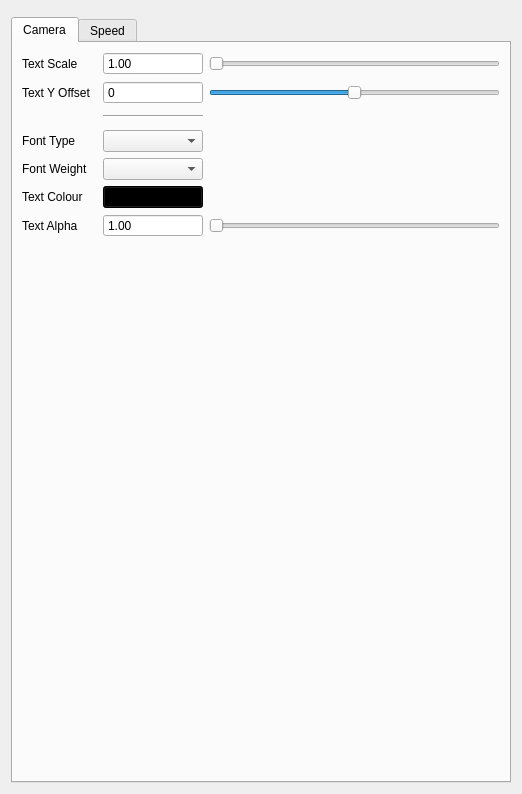
The window that maya/python/ccmaya/panels/cc_hud_panel.ui (mrmcdog23/controlChaos) describes before a commit, drawn with Qt 5.
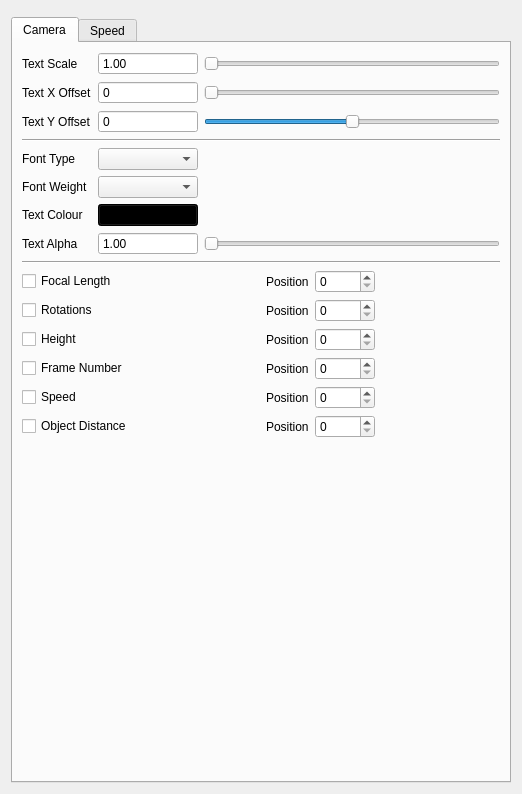
The same window after the commit.

Commit message: work on the controls for the hud

What changed in the file:
```diff
--- a/maya/python/ccmaya/panels/cc_hud_panel.ui
+++ b/maya/python/ccmaya/panels/cc_hud_panel.ui
@@ -29,128 +29,24 @@
       <attribute name="title">
        <string>Camera</string>
       </attribute>
-      <layout class="QVBoxLayout" name="verticalLayout_2">
-       <item>
-        <layout class="QGridLayout" name="gridLayout_7">
-         <item row="1" column="0">
-          <widget class="QLabel" name="lbl_cam_y_offset">
-           <property name="text">
-            <string>Text Y Offset</string>
-           </property>
-          </widget>
-         </item>
-         <item row="1" column="3">
-          <widget class="QSlider" name="sld_cam_y_offset">
-           <property name="minimum">
-            <number>-50</number>
-           </property>
-           <property name="maximum">
-            <number>50</number>
-           </property>
-           <property name="orientation">
-            <enum>Qt::Horizontal</enum>
-           </property>
-          </widget>
-         </item>
-         <item row="4" column="0">
-          <widget class="QLabel" name="lbl_cam_font_weight">
-           <property name="text">
-            <string>Font Weight</string>
-           </property>
-          </widget>
-         </item>
-         <item row="0" column="0" colspan="2">
+      <layout class="QGridLayout" name="gridLayout_8">
+       <item row="1" column="0">
+        <widget class="Line" name="line_2">
+         <property name="orientation">
+          <enum>Qt::Horizontal</enum>
+         </property>
+        </widget>
+       </item>
+       <item row="0" column="0">
+        <layout class="QGridLayout" name="gridLayout_2">
+         <item row="0" column="0">
           <widget class="QLabel" name="lbl_cam_text_scale">
            <property name="text">
             <string>Text Scale</string>
            </property>
           </widget>
          </item>
-         <item row="3" column="0">
-          <widget class="QLabel" name="lbl_cam_font_type">
-           <property name="text">
-            <string>Font Type</string>
-           </property>
-          </widget>
-         </item>
-         <item row="3" column="2">
-          <widget class="QComboBox" name="cmb_cam_font_type">
-           <property name="maximumSize">
-            <size>
-             <width>100</width>
-             <height>16777215</height>
-            </size>
-           </property>
-          </widget>
-         </item>
-         <item row="1" column="2">
-          <widget class="QSpinBox" name="sb_cam_y_offset">
-           <property name="minimumSize">
-            <size>
-             <width>100</width>
-             <height>0</height>
-            </size>
-           </property>
-           <property name="maximumSize">
-            <size>
-             <width>100</width>
-             <height>16777215</height>
-            </size>
-           </property>
-           <property name="readOnly">
-            <bool>true</bool>
-           </property>
-           <property name="buttonSymbols">
-            <enum>QAbstractSpinBox::NoButtons</enum>
-           </property>
-           <property name="minimum">
-            <number>-50</number>
-           </property>
-           <property name="maximum">
-            <number>50</number>
-           </property>
-          </widget>
-         </item>
-         <item row="5" column="2">
-          <widget class="QPushButton" name="btn_cam_text_colour">
-           <property name="minimumSize">
-            <size>
-             <width>100</width>
-             <height>0</height>
-            </size>
-           </property>
-           <property name="maximumSize">
-            <size>
-             <width>100</width>
-             <height>16777215</height>
-            </size>
-           </property>
-           <property name="styleSheet">
-            <string notr="true">background-color: rgb(255, 258, 0.6);</string>
-           </property>
-           <property name="text">
-            <string/>
-           </property>
-          </widget>
-         </item>
-         <item row="4" column="2">
-          <widget class="QComboBox" name="cmb_cam_font_weight">
-           <property name="maximumSize">
-            <size>
-             <width>100</width>
-             <height>16777215</height>
-            </size>
-           </property>
-          </widget>
-         </item>
-         <item row="5" column="0">
-          <widget class="QLabel" name="lbl_cam_text_colour">
-           <property name="text">
-            <string>Text Colour</string>
-           </property>
-          </widget>
-         </item>
-         <item row="0" column="2">
+         <item row="0" column="1">
           <widget class="QDoubleSpinBox" name="sb_cam_text_scale">
            <property name="minimumSize">
             <size>
@@ -181,7 +77,7 @@
            </property>
           </widget>
          </item>
-         <item row="0" column="3">
+         <item row="0" column="2">
           <widget class="QSlider" name="sld_cam_text_scale">
            <property name="minimum">
             <number>50</number>
@@ -200,41 +96,180 @@
            </property>
           </widget>
          </item>
-         <item row="6" column="0">
-          <widget class="QLabel" name="lbl_x_offset_2">
+         <item row="1" column="0">
+          <widget class="QLabel" name="lbl_cam_x_offset">
            <property name="text">
-            <string>Text Alpha</string>
+            <string>Text X Offset</string>
            </property>
           </widget>
          </item>
-         <item row="6" column="3">
-          <widget class="QSlider" name="sld_cam_font_alpha">
+         <item row="1" column="1">
+          <widget class="QSpinBox" name="sb_cam_x_offset">
+           <property name="minimumSize">
+            <size>
+             <width>100</width>
+             <height>0</height>
+            </size>
+           </property>
+           <property name="maximumSize">
+            <size>
+             <width>100</width>
+             <height>16777215</height>
+            </size>
+           </property>
+           <property name="readOnly">
+            <bool>true</bool>
+           </property>
+           <property name="buttonSymbols">
+            <enum>QAbstractSpinBox::NoButtons</enum>
+           </property>
            <property name="minimum">
             <number>0</number>
            </property>
            <property name="maximum">
-            <number>100</number>
+            <number>50</number>
+           </property>
+          </widget>
+         </item>
+         <item row="1" column="2">
+          <widget class="QSlider" name="sld_cam_x_offset">
+           <property name="minimum">
+            <number>0</number>
+           </property>
+           <property name="maximum">
+            <number>50</number>
            </property>
            <property name="orientation">
             <enum>Qt::Horizontal</enum>
            </property>
           </widget>
          </item>
+         <item row="2" column="0">
+          <widget class="QLabel" name="lbl_cam_y_offset">
+           <property name="text">
+            <string>Text Y Offset</string>
+           </property>
+          </widget>
+         </item>
+         <item row="2" column="1">
+          <widget class="QSpinBox" name="sb_cam_y_offset">
+           <property name="minimumSize">
+            <size>
+             <width>100</width>
+             <height>0</height>
+            </size>
+           </property>
+           <property name="maximumSize">
+            <size>
+             <width>100</width>
+             <height>16777215</height>
+            </size>
+           </property>
+           <property name="readOnly">
+            <bool>true</bool>
+           </property>
+           <property name="buttonSymbols">
+            <enum>QAbstractSpinBox::NoButtons</enum>
+           </property>
+           <property name="minimum">
+            <number>-50</number>
+           </property>
+           <property name="maximum">
+            <number>50</number>
+           </property>
+          </widget>
+         </item>
          <item row="2" column="2">
+          <widget class="QSlider" name="sld_cam_y_offset">
+           <property name="minimum">
+            <number>-50</number>
+           </property>
+           <property name="maximum">
+            <number>50</number>
+           </property>
+           <property name="orientation">
+            <enum>Qt::Horizontal</enum>
+           </property>
+          </widget>
+         </item>
+         <item row="3" column="0" colspan="3">
           <widget class="Line" name="line">
            <property name="orientation">
             <enum>Qt::Horizontal</enum>
            </property>
           </widget>
          </item>
-         <item row="2" column="0">
-          <widget class="QLabel" name="label_6">
+         <item row="4" column="0">
+          <widget class="QLabel" name="lbl_cam_font_type">
+           <property name="text">
+            <string>Font Type</string>
+           </property>
+          </widget>
+         </item>
+         <item row="4" column="1">
+          <widget class="QComboBox" name="cmb_cam_font_type">
+           <property name="maximumSize">
+            <size>
+             <width>100</width>
+             <height>16777215</height>
+            </size>
+           </property>
+          </widget>
+         </item>
+         <item row="5" column="0">
+          <widget class="QLabel" name="lbl_cam_font_weight">
+           <property name="text">
+            <string>Font Weight</string>
+           </property>
+          </widget>
+         </item>
+         <item row="5" column="1">
+          <widget class="QComboBox" name="cmb_cam_font_weight">
+           <property name="maximumSize">
+            <size>
+             <width>100</width>
+             <height>16777215</height>
+            </size>
+           </property>
+          </widget>
+         </item>
+         <item row="6" column="0">
+          <widget class="QLabel" name="lbl_cam_text_colour">
+           <property name="text">
+            <string>Text Colour</string>
+           </property>
+          </widget>
+         </item>
+         <item row="6" column="1">
+          <widget class="QPushButton" name="btn_cam_text_colour">
+           <property name="minimumSize">
+            <size>
+             <width>100</width>
+             <height>0</height>
+            </size>
+           </property>
+           <property name="maximumSize">
+            <size>
+             <width>100</width>
+             <height>16777215</height>
+            </size>
+           </property>
+           <property name="styleSheet">
+            <string notr="true">background-color: rgb(255, 258, 0.6);</string>
+           </property>
            <property name="text">
             <string/>
            </property>
           </widget>
          </item>
-         <item row="6" column="2">
+         <item row="7" column="0">
+          <widget class="QLabel" name="lbl_cam_text_alpha">
+           <property name="text">
+            <string>Text Alpha</string>
+           </property>
+          </widget>
+         </item>
+         <item row="7" column="1">
           <widget class="QDoubleSpinBox" name="sb_cam_font_alpha">
            <property name="minimumSize">
             <size>
@@ -262,9 +297,22 @@
            </property>
           </widget>
          </item>
+         <item row="7" column="2">
+          <widget class="QSlider" name="sld_cam_font_alpha">
+           <property name="minimum">
+            <number>0</number>
+           </property>
+           <property name="maximum">
+            <number>100</number>
+           </property>
+           <property name="orientation">
+            <enum>Qt::Horizontal</enum>
+           </property>
+          </widget>
+         </item>
         </layout>
        </item>
-       <item>
+       <item row="3" column="0">
         <spacer name="verticalSpacer_2">
          <property name="orientation">
           <enum>Qt::Vertical</enum>
@@ -272,11 +320,239 @@
          <property name="sizeHint" stdset="0">
           <size>
            <width>20</width>
-           <height>414</height>
+           <height>84</height>
           </size>
          </property>
         </spacer>
        </item>
+       <item row="2" column="0">
+        <layout class="QGridLayout" name="gridLayout_7">
+         <item row="3" column="3">
+          <widget class="QLabel" name="lbl_cam_x_offset_4">
+           <property name="text">
+            <string>Position</string>
+           </property>
+          </widget>
+         </item>
+         <item row="6" column="2">
+          <spacer name="horizontalSpacer_2">
+           <property name="orientation">
+            <enum>Qt::Horizontal</enum>
+           </property>
+           <property name="sizeHint" stdset="0">
+            <size>
+             <width>40</width>
+             <height>20</height>
+            </size>
+           </property>
+          </spacer>
+         </item>
+         <item row="4" column="3">
+          <widget class="QLabel" name="lbl_cam_x_offset_5">
+           <property name="text">
+            <string>Position</string>
+           </property>
+          </widget>
+         </item>
+         <item row="1" column="0">
+          <widget class="QCheckBox" name="chk_focal_length">
+           <property name="text">
+            <string>Focal Length</string>
+           </property>
+          </widget>
+         </item>
+         <item row="6" column="0" colspan="2">
+          <widget class="QCheckBox" name="chk_object_distance">
+           <property name="text">
+            <string>Object Distance</string>
+           </property>
+          </widget>
+         </item>
+         <item row="5" column="0">
+          <widget class="QCheckBox" name="chk_speed">
+           <property name="text">
+            <string>Speed</string>
+           </property>
+          </widget>
+         </item>
+         <item row="1" column="3">
+          <widget class="QLabel" name="lbl_cam_x_offset_2">
+           <property name="text">
+            <string>Position</string>
+           </property>
+          </widget>
+         </item>
+         <item row="2" column="4">
+          <widget class="QSpinBox" name="sb_rotations">
+           <property name="minimumSize">
+            <size>
+             <width>60</width>
+             <height>0</height>
+            </size>
+           </property>
+           <property name="minimum">
+            <number>0</number>
+           </property>
+           <property name="maximum">
+            <number>6</number>
+           </property>
+           <property name="value">
+            <number>0</number>
+           </property>
+          </widget>
+         </item>
+         <item row="6" column="4">
+          <widget class="QSpinBox" name="sb_object_distance">
+           <property name="minimumSize">
+            <size>
+             <width>60</width>
+             <height>0</height>
+            </size>
+           </property>
+           <property name="minimum">
+            <number>0</number>
+           </property>
+           <property name="maximum">
+            <number>6</number>
+           </property>
+           <property name="value">
+            <number>0</number>
+           </property>
+          </widget>
+         </item>
+         <item row="4" column="4">
+          <widget class="QSpinBox" name="sb_frame_number">
+           <property name="minimumSize">
+            <size>
+             <width>60</width>
+             <height>0</height>
+            </size>
+           </property>
+           <property name="minimum">
+            <number>0</number>
+           </property>
+           <property name="maximum">
+            <number>6</number>
+           </property>
+           <property name="value">
+            <number>0</number>
+           </property>
+          </widget>
+         </item>
+         <item row="2" column="0">
+          <widget class="QCheckBox" name="chk_rotations">
+           <property name="text">
+            <string>Rotations</string>
+           </property>
+          </widget>
+         </item>
+         <item row="1" column="4">
+          <widget class="QSpinBox" name="sb_focal_length">
+           <property name="minimumSize">
+            <size>
+             <width>60</width>
+             <height>0</height>
+            </size>
+           </property>
+           <property name="minimum">
+            <number>0</number>
+           </property>
+           <property name="maximum">
+            <number>6</number>
+           </property>
+           <property name="value">
+            <number>0</number>
+           </property>
+          </widget>
+         </item>
+         <item row="4" column="0">
+          <widget class="QCheckBox" name="chk_frame_number">
+           <property name="text">
+            <string>Frame Number</string>
+           </property>
+          </widget>
+         </item>
+         <item row="5" column="4">
+          <widget class="QSpinBox" name="sb_speed">
+           <property name="minimumSize">
+            <size>
+             <width>60</width>
+             <height>0</height>
+            </size>
+           </property>
+           <property name="minimum">
+            <number>0</number>
+           </property>
+           <property name="maximum">
+            <number>6</number>
+           </property>
+           <property name="value">
+            <number>0</number>
+           </property>
+          </widget>
+         </item>
+         <item row="6" column="3">
+          <widget class="QLabel" name="lbl_cam_x_offset_7">
+           <property name="text">
+            <string>Position</string>
+           </property>
+          </widget>
+         </item>
+         <item row="3" column="0">
+          <widget class="QCheckBox" name="chk_height">
+           <property name="text">
+            <string>Height</string>
+           </property>
+          </widget>
+         </item>
+         <item row="2" column="3">
+          <widget class="QLabel" name="lbl_cam_x_offset_3">
+           <property name="text">
+            <string>Position</string>
+           </property>
+          </widget>
+         </item>
+         <item row="3" column="4">
+          <widget class="QSpinBox" name="sb_height">
+           <property name="minimumSize">
+            <size>
+             <width>60</width>
+             <height>0</height>
+            </size>
+           </property>
+           <property name="minimum">
+            <number>0</number>
+           </property>
+           <property name="maximum">
+            <number>6</number>
+           </property>
+           <property name="value">
+            <number>0</number>
+           </property>
+          </widget>
+         </item>
+         <item row="5" column="3">
+          <widget class="QLabel" name="lbl_cam_x_offset_6">
+           <property name="text">
+            <string>Position</string>
+           </property>
+          </widget>
+         </item>
+         <item row="6" column="5">
+          <spacer name="horizontalSpacer_9">
+           <property name="orientation">
+            <enum>Qt::Horizontal</enum>
+           </property>
+           <property name="sizeHint" stdset="0">
+            <size>
+             <width>40</width>
+             <height>20</height>
+            </size>
+           </property>
+          </spacer>
+         </item>
+        </layout>
+       </item>
       </layout>
      </widget>
      <widget class="QWidget" name="speed_tab">
```
Left out of the diff: 65 changed lines with no effect on the pictures. The commit also changes 2 other files.
